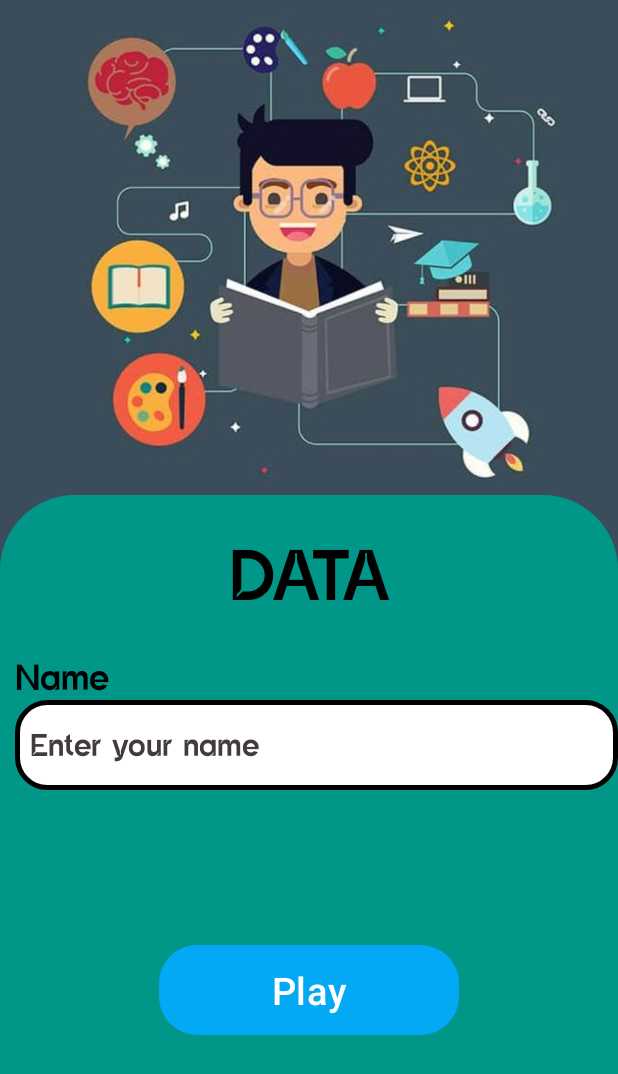
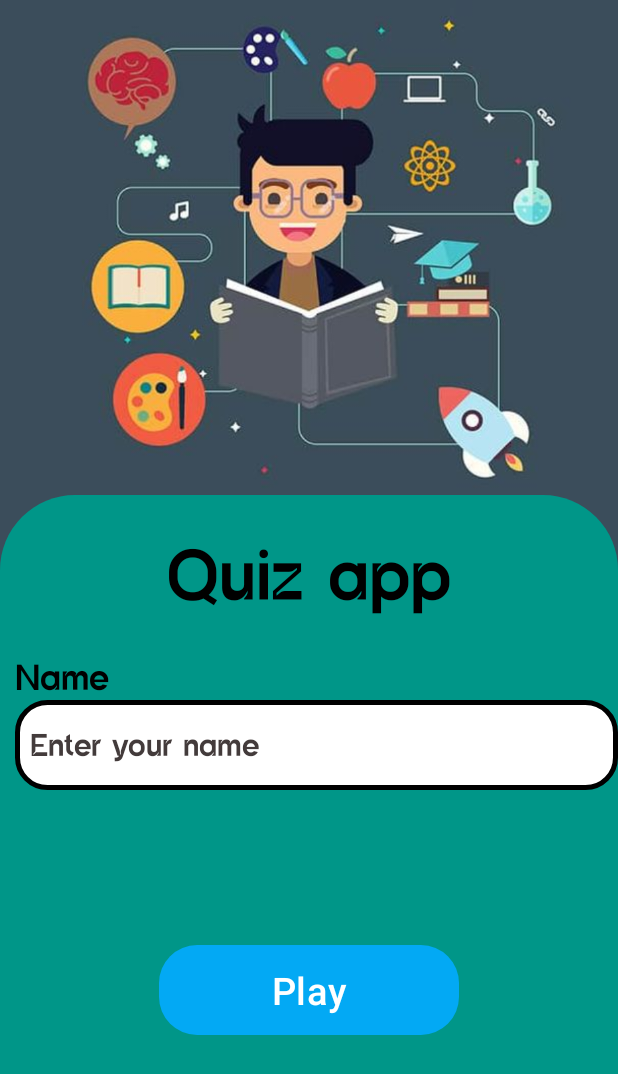
Before and after one commit to behzod234963/QuizApp, an Android app: the NameActivity screen opened directly, with no data from a screen before it, on a phone screen of 412 x 824 dp. Shown: the top 1074 px of the screen. Run offline under Robolectric (Android 15) with nearby library versions, the phone set to English and light mode, and no system bars.

Commit message:
Quiz app

```diff
--- a/app/src/main/res/layout/activity_name.xml
+++ b/app/src/main/res/layout/activity_name.xml
@@ -29,8 +29,7 @@
             <TextView
                 android:layout_width="match_parent"
                 android:layout_height="match_parent"
-                android:text="Data"
-                android:textAllCaps="true"
+                android:text="Quiz app"
                 android:gravity="center"
                 android:textSize="50sp"
                 android:textColor="@color/black"
```
